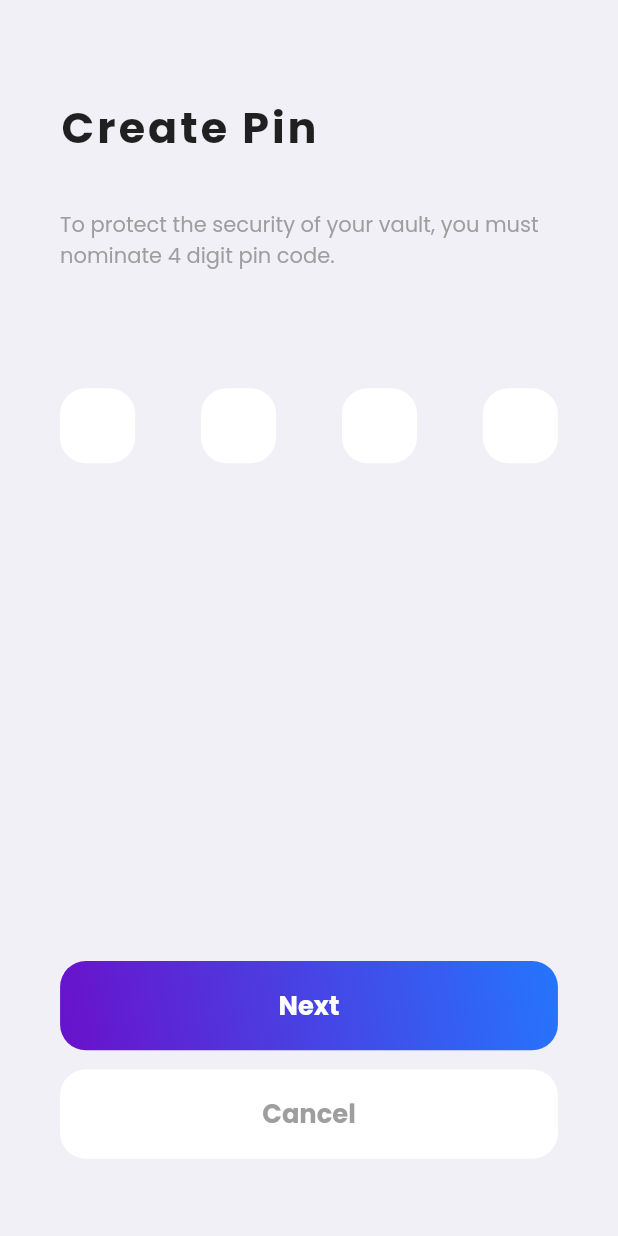
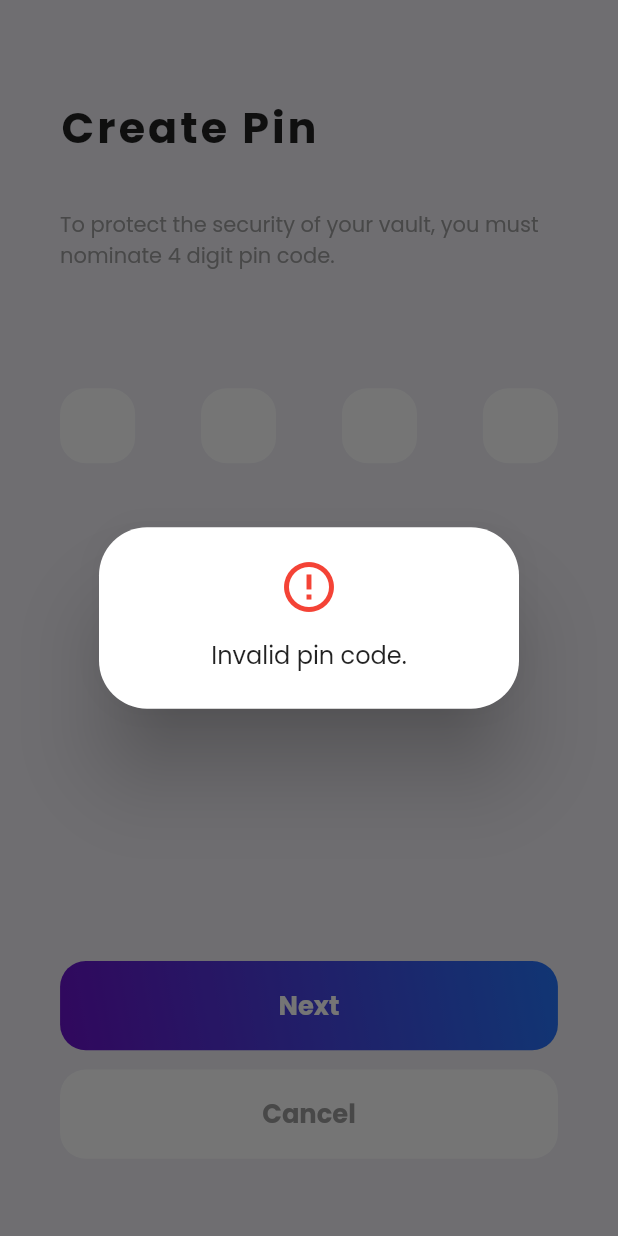
Before and after one commit to junejuly-jb/HashKey-Mobile, a Flutter app: the CreatePin screen opened by its route, after a tap on "Next", on a phone screen of 412 x 824 dp. Run offline on Flutter 3.47's test engine with Material 2 defaults, Android fonts, the phone set to English and light mode, and no system bars; drawn by our look-alikes of pin_code_fields; our stand-ins replace connectivity_plus, flutter_screenutil, flutter_svg, fluttertoast, font_awesome_flutter, google_fonts and 4 more; missing offline and left inert: random_password_generator; accounts and stored records are empty.

Commit message:
refactor alerts

```diff
--- a/lib/main.dart
+++ b/lib/main.dart
@@ -6,6 +6,7 @@ import 'package:hashkey/provider/app_state_provider.dart';
 import 'package:hashkey/provider/connection_provider.dart';
 import 'package:hashkey/provider/data_provider.dart';
 import 'package:hashkey/provider/user_provider.dart';
+import 'package:hashkey/screens/authenticate.dart';
 import 'package:hashkey/screens/createpin.dart';
 import 'package:hashkey/screens/home.dart';
 import 'package:hashkey/screens/lists.dart';
@@ -59,6 +60,7 @@ class MyApp extends StatelessWidget {
             "/search":(context) => const SearchScreen(),
             "/lists":(context) => const Lists(),
             "/addPin":(context) => const CreatePin(),
+            "/authenticate":(context) => const AuthenticateScreen(),
           },
         );
       }
--- a/lib/screens/createpin.dart
+++ b/lib/screens/createpin.dart
@@ -3,6 +3,7 @@ import 'dart:async';
 import 'package:flutter/material.dart';
 import 'package:flutter_screenutil/flutter_screenutil.dart';
 import 'package:hashkey/provider/user_provider.dart';
+import 'package:hashkey/shared/widgets/alert.dart';
 import 'package:hashkey/shared/widgets/appbar.dart';
 import 'package:hashkey/shared/widgets/large_buttons.dart';
 import 'package:pin_code_fields/pin_code_fields.dart';
@@ -20,6 +21,7 @@ class _CreatePinState extends State<CreatePin> {
   String currentText = '';
   dynamic myController = new TextEditingController();
   StreamController<ErrorAnimationType> errorController = StreamController<ErrorAnimationType>();
+
   @override
   Widget build(BuildContext context) {
     return GestureDetector(
@@ -72,8 +74,14 @@ class _CreatePinState extends State<CreatePin> {
                     return false;
                   },
                 ),
-                Spacer(),
-                XtraLargeButton(title: 'Next', isGradient: true, callback: () => print(myController.text)),
+                const Spacer(),
+                XtraLargeButton(title: 'Next', isGradient: true, callback: (){
+                  if(myController.text.length != 4){
+                    showDialog(context: context, builder: (_) => CustomAlert(message: 'Invalid pin code.', type: 'error', statusType: null, callback: () => Navigator.pop(context) ));
+                  }else{
+                    showDialog(barrierDismissible: false, context: context, builder: (_) => const CustomAlert(message: 'Adding pin, please wait...', type: 'loading', statusType: null, callback: null));
+                  }
+                }),
                 SizedBox(height: 10.h),
                 XtraLargeButton(title: 'Cancel', isGradient: false, callback: () async {
                   Provider.of<UserProvider>(context, listen: false).removeUser();
--- a/lib/screens/signup.dart
+++ b/lib/screens/signup.dart
@@ -27,7 +27,7 @@ class _SignUpScreenState extends State<SignUpScreen> {
   bool isConPassVisible = false;
 
   onSignUp() async {
-    showDialog(barrierDismissible: false, context: context, builder: (_) => const CustomAlert(type: 'loading', message: 'Signing up...',));
+    showDialog(barrierDismissible: false, context: context, builder: (_) => const CustomAlert(type: 'loading', message: 'Signing up...', statusType: null, callback: null,));
     await Future.delayed(const Duration(seconds: 2));
     if(_formKey.currentState!.validate()){
       var result = await Auth().register(nameController.text, emailController.text, passwordController.text);
@@ -36,7 +36,8 @@ class _SignUpScreenState extends State<SignUpScreen> {
         showDialog(barrierDismissible: false, context: context, builder: (_) => CustomAlertWithRedirect(message: result['message'], redirect: '/login'));
       }else{
         Navigator.pop(context);
-        showDialog(barrierDismissible: false, context: context, builder: (_) => CustomAlert(type: 'error', message: result['message'],));
+        showDialog(barrierDismissible: false, context: context, builder: (_) =>
+        CustomAlert(type: 'error', message: result['message'], statusType: 'error', callback: () => Navigator.pop(context),));
       }
     }
     else{
--- a/lib/shared/tabview/settings_screen.dart
+++ b/lib/shared/tabview/settings_screen.dart
@@ -114,7 +114,7 @@ class SettingsScreen extends StatelessWidget {
                   Navigator.pushReplacementNamed(context, '/login');
                 }
                 else{
-                  const CustomAlert(message: 'Unable to log-out', type: 'error');
+                  CustomAlert(message: 'Unable to log-out', type: 'error', statusType: 'error', callback: () => Navigator.pop(context),);
                 }
               }, child: const Text('Logout', style: TextStyle(color: Colors.red),)),
             ),
--- a/lib/shared/widgets/alert.dart
+++ b/lib/shared/widgets/alert.dart
@@ -5,7 +5,9 @@ import 'package:loading_animation_widget/loading_animation_widget.dart';
 class CustomAlert extends StatelessWidget {
   final String message;
   final String type;
-  const CustomAlert({ Key? key, required this.message, required this.type }) : super(key: key);
+  final String? statusType;
+  final Function? callback;
+  const CustomAlert({ Key? key, required this.message, required this.type, required this.statusType, required this.callback }) : super(key: key);
 
   @override
   Widget build(BuildContext context) {
@@ -15,6 +17,9 @@ class CustomAlert extends StatelessWidget {
       content: Container(
         child: widgetType(type, message, context)
       ),
+      actions: statusType == null ? null : [
+        actionType(statusType, callback!)
+      ],
     );
   }
 }
@@ -25,6 +30,16 @@ Widget widgetType(String val, String message, BuildContext context){
       children: [
         LoadingAnimationWidget.threeRotatingDots(color: Colors.indigo, size: 40),
         SizedBox(width: 20.w,),
+        Expanded(child: Text(message))
+      ],
+    );
+  }
+  else if(val == 'success'){
+    return Column(
+      mainAxisSize: MainAxisSize.min,
+      children: [
+        const Icon(Icons.check_circle, color: Colors.green, size: 40,),
+        SizedBox(height: 10.h,),
         Text(message)
       ],
     );
@@ -35,10 +50,28 @@ Widget widgetType(String val, String message, BuildContext context){
       children: [
         const Icon(Icons.error_outline, color: Colors.red, size: 40,),
         SizedBox(height: 10.h,),
-        Text(message),
-        SizedBox(height: 10.h,),
-        Row(mainAxisAlignment: MainAxisAlignment.end, children: [TextButton(onPressed: () => Navigator.pop(context), child: const Text('Okay'))],)
+        Text(message)
       ],
     );
   }
 }
+
+
+Widget actionType(String? statusType, Function callback){
+  if(statusType == 'error'){
+    return Row(
+      mainAxisAlignment: MainAxisAlignment.end,
+      children: [
+        TextButton(onPressed: () => callback, child: Text('OK')),
+      ],
+    );
+  }
+  else{
+    return Row(
+      mainAxisAlignment: MainAxisAlignment.end,
+      children: [
+        TextButton(onPressed: () => callback, child: Text('OK')),
+      ],
+    );
+  }
+}
```
Also changed, not shown: lib/screens/authenticate.dart (added, +12 -0 lines), lib/screens/login.dart (+4 -4 lines), lib/screens/wrapper.dart (+22 -9 lines), lib/services/app.dart (+48 -0 lines), lib/services/auth.dart (+6 -9 lines), lib/services/response.dart (added, +21 -0 lines).
